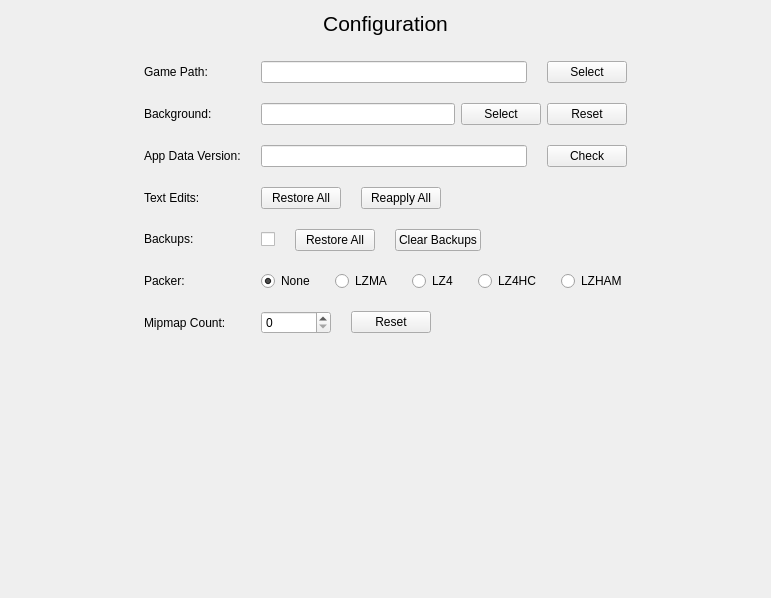
Before: the Qt Designer form qtdesigner/ui/config.ui in Nauder/floowandereeze-and-modding-qt, drawn with Qt 5.
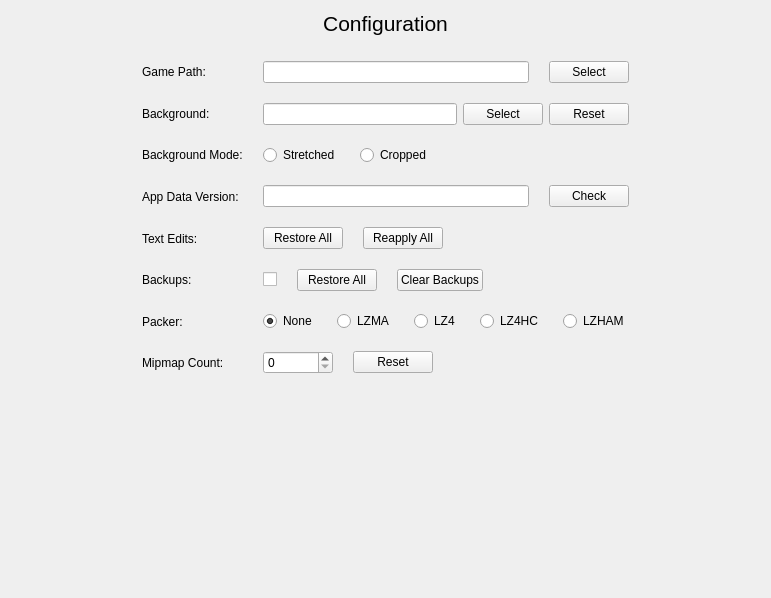
After: the same form once the commit is applied. Icons and pictures are not drawn.

Commit message:
feat: add background image display modes with database migration
- Add database migration system for schema updates
- Implement stretched and cropped background display modes
- Update UI with radio buttons for mode selection
- Add background_mode column to app_config table
- Enhance config page with mode switching functionality
- Apply migrations automatically on app startup

```diff
--- a/qtdesigner/ui/config.ui
+++ b/qtdesigner/ui/config.ui
@@ -102,6 +102,16 @@
          </property>
         </widget>
        </item>
+       <item>
+        <widget class="QLabel" name="label_9">
+         <property name="toolTip">
+          <string>Background image display mode</string>
+         </property>
+         <property name="text">
+          <string>Background Mode:</string>
+         </property>
+        </widget>
+       </item>
        <item>
         <widget class="QLabel" name="label_3">
          <property name="toolTip">
@@ -235,6 +245,52 @@
          </item>
         </layout>
        </item>
+       <item>
+        <layout class="QHBoxLayout" name="horizontalLayout_8">
+         <item>
+          <widget class="QRadioButton" name="stretchedButton">
+           <property name="cursor">
+            <cursorShape>PointingHandCursor</cursorShape>
+           </property>
+           <property name="toolTip">
+            <string>Stretch background image to fill window</string>
+           </property>
+           <property name="text">
+            <string>Stretched</string>
+           </property>
+           <property name="checked">
+            <bool>true</bool>
+           </property>
+          </widget>
+         </item>
+         <item>
+          <widget class="QRadioButton" name="croppedButton">
+           <property name="cursor">
+            <cursorShape>PointingHandCursor</cursorShape>
+           </property>
+           <property name="toolTip">
+            <string>Crop background image to maintain aspect ratio</string>
+           </property>
+           <property name="text">
+            <string>Cropped</string>
+           </property>
+          </widget>
+         </item>
+         <item>
+          <spacer name="horizontalSpacer_6">
+           <property name="orientation">
+            <enum>Qt::Orientation::Horizontal</enum>
+           </property>
+           <property name="sizeHint" stdset="0">
+            <size>
+             <width>40</width>
+             <height>20</height>
+            </size>
+           </property>
+          </spacer>
+         </item>
+        </layout>
+       </item>
        <item>
         <layout class="QHBoxLayout" name="horizontalLayout_3">
          <item>
```
The commit also changes 5 other files.
